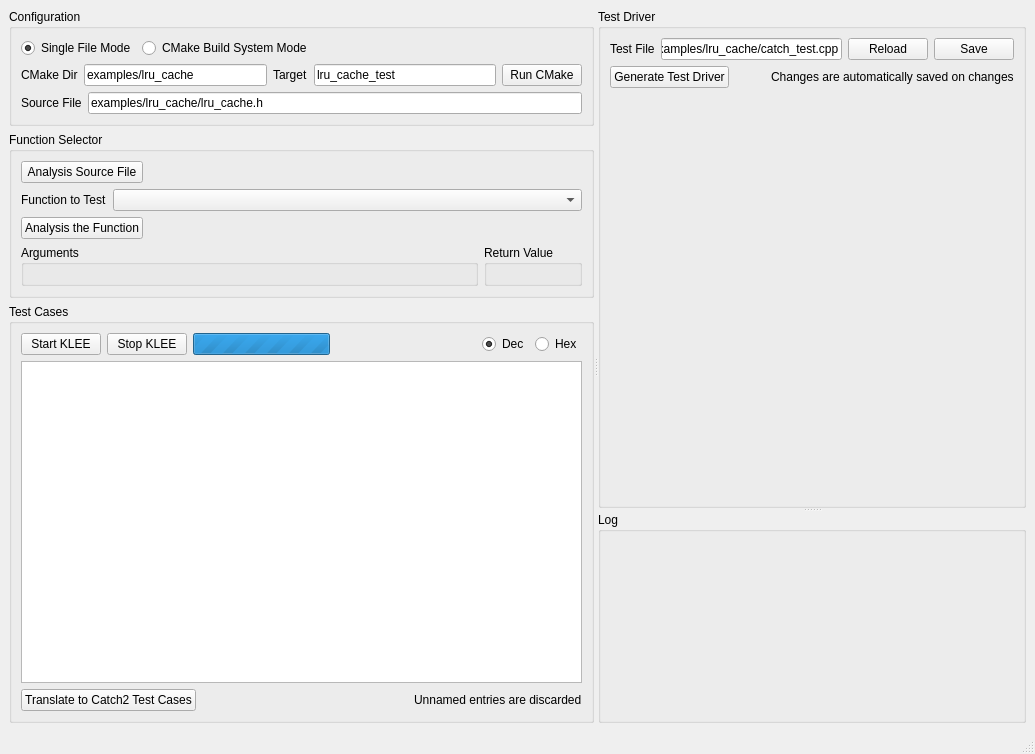
Old version of the form tools/klee-unit/mainwindow.ui in the repository liuzikai/klee-unit.
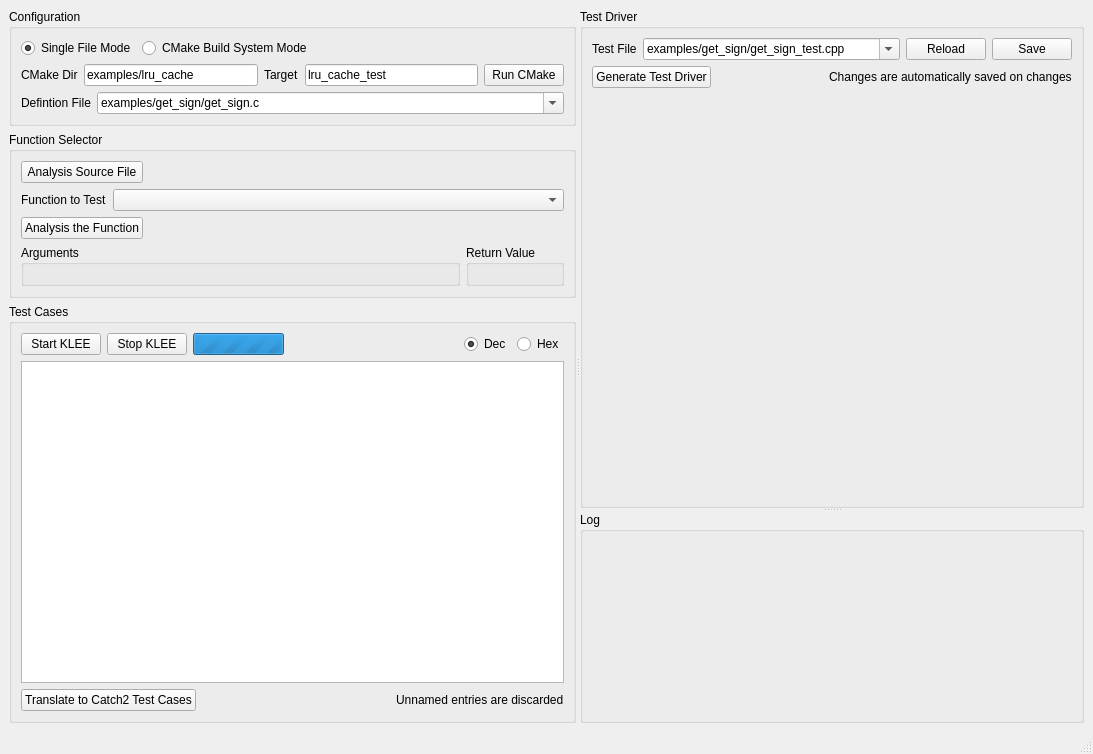
New version of the form. Custom widgets are drawn as their Qt base class.

Diff of the .ui file:
```diff
--- a/tools/klee-unit/mainwindow.ui
+++ b/tools/klee-unit/mainwindow.ui
@@ -6,7 +6,7 @@
    <rect>
     <x>0</x>
     <y>0</y>
-    <width>1035</width>
+    <width>1093</width>
     <height>754</height>
    </rect>
   </property>
@@ -39,8 +39,62 @@
           <property name="title">
            <string>Configuration</string>
           </property>
-          <layout class="QGridLayout" name="gridLayout_3">
-           <item row="1" column="0" colspan="2">
+          <layout class="QVBoxLayout" name="verticalLayout_6">
+           <item>
+            <widget class="QWidget" name="widget_2" native="true">
+             <property name="sizePolicy">
+              <sizepolicy hsizetype="Preferred" vsizetype="Maximum">
+               <horstretch>0</horstretch>
+               <verstretch>0</verstretch>
+              </sizepolicy>
+             </property>
+             <layout class="QHBoxLayout" name="horizontalLayout_3">
+              <property name="leftMargin">
+               <number>0</number>
+              </property>
+              <property name="topMargin">
+               <number>0</number>
+              </property>
+              <property name="rightMargin">
+               <number>0</number>
+              </property>
+              <property name="bottomMargin">
+               <number>0</number>
+              </property>
+              <item>
+               <widget class="QRadioButton" name="radioSingle">
+                <property name="text">
+                 <string>Single File Mode</string>
+                </property>
+                <property name="checked">
+                 <bool>true</bool>
+                </property>
+               </widget>
+              </item>
+              <item>
+               <widget class="QRadioButton" name="radioCMake">
+                <property name="text">
+                 <string>CMake Build System Mode</string>
+                </property>
+               </widget>
+              </item>
+              <item>
+               <spacer name="horizontalSpacer_5">
+                <property name="orientation">
+                 <enum>Qt::Horizontal</enum>
+                </property>
+                <property name="sizeHint" stdset="0">
+                 <size>
+                  <width>40</width>
+                  <height>20</height>
+                 </size>
+                </property>
+               </spacer>
+              </item>
+             </layout>
+            </widget>
+           </item>
+           <item>
             <widget class="QWidget" name="boxCMake" native="true">
              <property name="sizePolicy">
               <sizepolicy hsizetype="Preferred" vsizetype="Maximum">
@@ -105,29 +159,9 @@
              </layout>
             </widget>
            </item>
-           <item row="2" column="1">
-            <widget class="QLineEdit" name="editSrcFile">
-             <property name="text">
-              <string>examples/lru_cache/lru_cache.h</string>
-             </property>
-            </widget>
-           </item>
-           <item row="2" column="0">
-            <widget class="QLabel" name="labelSrcFile">
-             <property name="text">
-              <string>Source File</string>
-             </property>
-            </widget>
-           </item>
-           <item row="0" column="0" colspan="2">
-            <widget class="QWidget" name="widget_2" native="true">
-             <property name="sizePolicy">
-              <sizepolicy hsizetype="Preferred" vsizetype="Maximum">
-               <horstretch>0</horstretch>
-               <verstretch>0</verstretch>
-              </sizepolicy>
-             </property>
-             <layout class="QHBoxLayout" name="horizontalLayout_3">
+           <item>
+            <widget class="QWidget" name="widget_10" native="true">
+             <layout class="QHBoxLayout" name="horizontalLayout_8">
               <property name="leftMargin">
                <number>0</number>
               </property>
@@ -141,35 +175,35 @@
                <number>0</number>
               </property>
               <item>
-               <widget class="QRadioButton" name="radioSingle">
+               <widget class="QLabel" name="labelSrcFile">
                 <property name="text">
-                 <string>Single File Mode</string>
+                 <string>Defintion File</string>
                 </property>
-                <property name="checked">
+               </widget>
+              </item>
+              <item>
+               <widget class="QComboBox" name="editSrcFile">
+                <property name="sizePolicy">
+                 <sizepolicy hsizetype="Expanding" vsizetype="Fixed">
+                  <horstretch>0</horstretch>
+                  <verstretch>0</verstretch>
+                 </sizepolicy>
+                </property>
+                <property name="editable">
                  <bool>true</bool>
                 </property>
+                <item>
+                 <property name="text">
+                  <string>examples/get_sign/get_sign.c</string>
+                 </property>
+                </item>
+                <item>
+                 <property name="text">
+                  <string>examples/lru_cache/lru_cache.h</string>
+                 </property>
+                </item>
                </widget>
               </item>
-              <item>
-               <widget class="QRadioButton" name="radioCMake">
-                <property name="text">
-                 <string>CMake Build System Mode</string>
-                </property>
-               </widget>
-              </item>
-              <item>
-               <spacer name="horizontalSpacer_5">
-                <property name="orientation">
-                 <enum>Qt::Horizontal</enum>
-                </property>
-                <property name="sizeHint" stdset="0">
-                 <size>
-                  <width>40</width>
-                  <height>20</height>
-                 </size>
-                </property>
-               </spacer>
-              </item>
              </layout>
             </widget>
            </item>
@@ -366,6 +400,12 @@
               </item>
               <item>
                <widget class="QProgressBar" name="progressBar">
+                <property name="sizePolicy">
+                 <sizepolicy hsizetype="Preferred" vsizetype="Fixed">
+                  <horstretch>0</horstretch>
+                  <verstretch>0</verstretch>
+                 </sizepolicy>
+                </property>
                 <property name="maximum">
                  <number>0</number>
                 </property>
@@ -532,10 +572,26 @@
                 </widget>
                </item>
                <item>
-                <widget class="QLineEdit" name="editTestFile">
-                 <property name="text">
-                  <string>examples/lru_cache/catch_test.cpp</string>
+                <widget class="QComboBox" name="editTestFile">
+                 <property name="sizePolicy">
+                  <sizepolicy hsizetype="Expanding" vsizetype="Fixed">
+                   <horstretch>0</horstretch>
+                   <verstretch>0</verstretch>
+                  </sizepolicy>
                  </property>
+                 <property name="editable">
+                  <bool>true</bool>
+                 </property>
+                 <item>
+                  <property name="text">
+                   <string>examples/get_sign/get_sign_test.cpp</string>
+                  </property>
+                 </item>
+                 <item>
+                  <property name="text">
+                   <string>examples/lru_cache/catch_test.cpp</string>
+                  </property>
+                 </item>
                 </widget>
                </item>
                <item>
```
